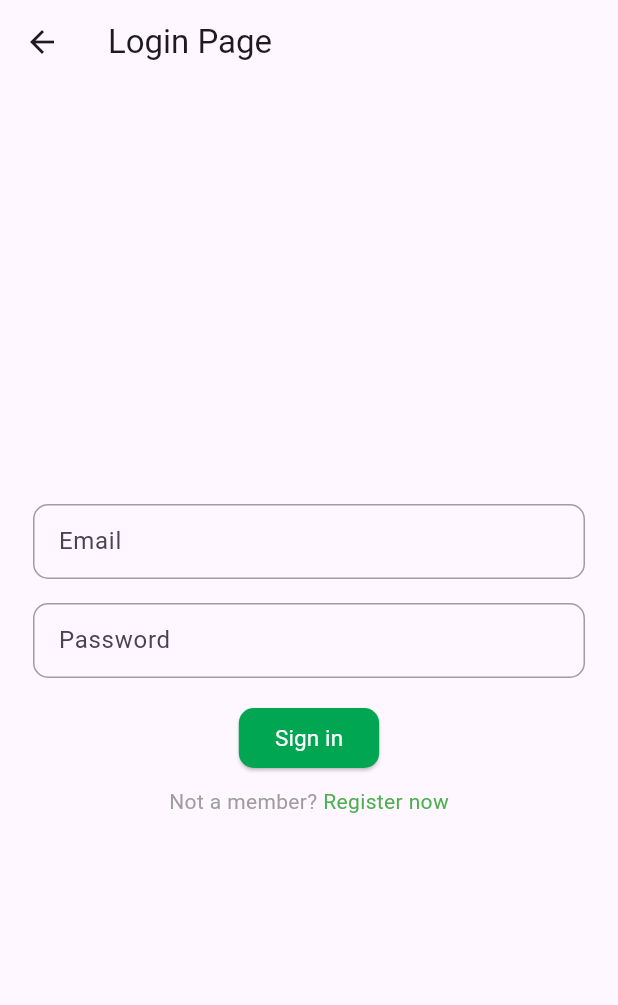
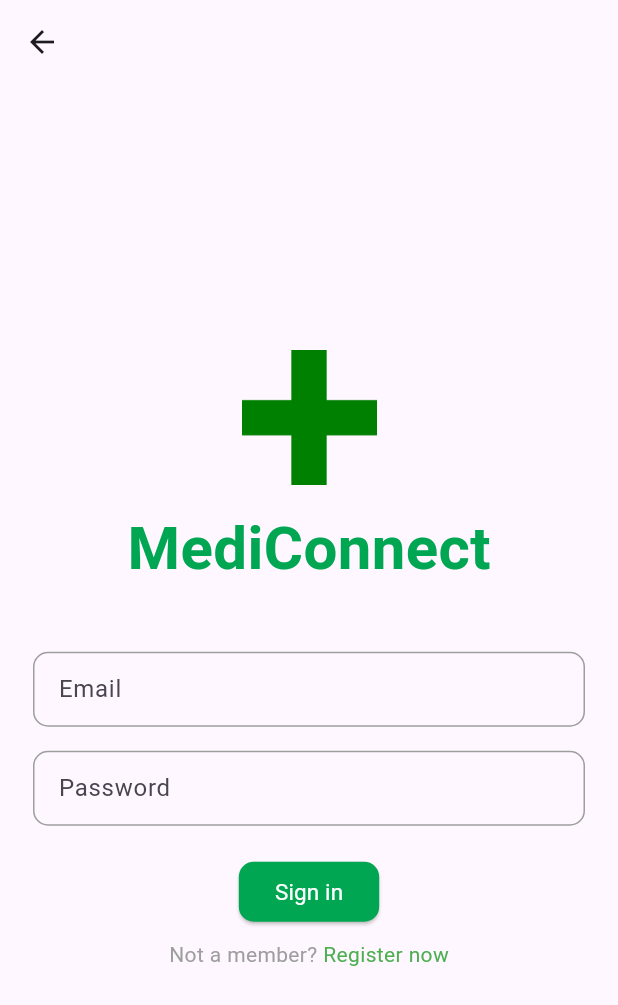
Before and after one commit to ManchanayakaMMTS/Day-18---medi, a Flutter app: the screen it shows after launch, after a tap on "Login as Customer", on a phone screen of 412 x 824 dp. Shown: the top 1005 px of the screen. Run offline on Flutter 3.47's test engine with Material 3 defaults, Android fonts, the light colour scheme and no system bars; our stand-ins replace cloud_firestore, firebase_auth, firebase_core, flutter_svg; accounts and stored records are empty; network calls fail; Roboto replaces fonts that are missing (Poppins, poppins).

Commit message:
final (#3)
* testing

* Submission ready

```diff
--- a/lib/Pages/Other/loginpage.dart
+++ b/lib/Pages/Other/loginpage.dart
@@ -180,7 +180,8 @@ class _LoginPageState extends State<LoginPage> {
   Widget build(BuildContext context) {
     return Scaffold(
       appBar: AppBar(
-        title: const Text('Login Page'),
+        title: const Text(''),
+        centerTitle: true,
         leading: IconButton(
           icon: Icon(Icons.arrow_back),
           onPressed: () {
@@ -194,8 +195,24 @@ class _LoginPageState extends State<LoginPage> {
           child: Center(
             child: SingleChildScrollView(
               child: Column(
-                mainAxisAlignment: MainAxisAlignment.center,
                 children: [
+                  Image.asset(
+                    'assets/icons/pngwing.com.png', // Replace with the actual image path
+                    width: 90,
+                    height: 90,
+                  ),
+                  const SizedBox(height: 14.0),
+                  const Text(
+                    'MediConnect',
+                    style: TextStyle(
+                      fontFamily: 'Poppins',
+                      fontSize: 40,
+                      fontWeight: FontWeight.w700,
+                      color: Color(0xFF00A651),
+                    ),
+                  ),
+                  const SizedBox(height: 14.0),
+                  const SizedBox(height: 26.0),
                   Container(
                     padding: const EdgeInsets.symmetric(horizontal: 16.0),
                     decoration: BoxDecoration(
@@ -226,7 +243,7 @@ class _LoginPageState extends State<LoginPage> {
                       obscureText: true,
                     ),
                   ),
-                  const SizedBox(height: 16.0),
+                  const SizedBox(height: 20.0),
                   ElevatedButton(
                     onPressed: () async {
                       await signIn();
--- a/lib/Pages/Other/selection_page.dart
+++ b/lib/Pages/Other/selection_page.dart
@@ -27,20 +27,16 @@ class SelectionPage extends StatelessWidget {
   @override
   Widget build(BuildContext context) {
     return Scaffold(
-      appBar: AppBar(
-        title: const Text('MediConnect'),
-        centerTitle: true,
-      ),
       body: Center(
         child: Column(
           mainAxisAlignment: MainAxisAlignment.center,
           children: [
             Image.asset(
               'assets/icons/pngwing.com.png',
-              width: 65,
-              height: 65,
+              width: 85,
+              height: 85,
             ),
-            const SizedBox(height: 8.0),
+            const SizedBox(height: 10.0),
             const Text(
               'MediConnect',
               style: TextStyle(
@@ -49,15 +45,17 @@ class SelectionPage extends StatelessWidget {
                 fontWeight: FontWeight.w700,
               ),
             ),
-            SizedBox(height: 20),
+            SizedBox(height: 50),
             ElevatedButton(
               onPressed: () {
                 navigateToLoginPage(UserType.Customer, context);
               },
-              style: ButtonStyle(
-                backgroundColor: MaterialStateProperty.all<Color>(
-                    Colors.lightGreen.shade100),
-                foregroundColor: MaterialStateProperty.all<Color>(Colors.black),
+              style: ElevatedButton.styleFrom(
+                backgroundColor: const Color(0xFF00A651),
+                foregroundColor: Colors.white,
+                shape: RoundedRectangleBorder(
+                  borderRadius: BorderRadius.circular(10.0),
+                ),
               ),
               child: const Text('Login as Customer'),
             ),
@@ -66,10 +64,12 @@ class SelectionPage extends StatelessWidget {
               onPressed: () {
                 navigateToLoginPage(UserType.Pharmacy, context);
               },
-              style: ButtonStyle(
-                backgroundColor: MaterialStateProperty.all<Color>(
-                    Colors.lightGreen.shade100),
-                foregroundColor: MaterialStateProperty.all<Color>(Colors.black),
+              style: ElevatedButton.styleFrom(
+                backgroundColor: const Color(0xFF00A651),
+                foregroundColor: Colors.white,
+                shape: RoundedRectangleBorder(
+                  borderRadius: BorderRadius.circular(10.0),
+                ),
               ),
               child: const Text('Login as Pharmacy'),
             ),
--- a/lib/Pages/Other/splash_screen.dart
+++ b/lib/Pages/Other/splash_screen.dart
@@ -16,7 +16,7 @@ class _SplashScreenState extends State<SplashScreen>
     super.initState();
     SystemChrome.setEnabledSystemUIMode(SystemUiMode.immersive);
 
-    Future.delayed(const Duration(seconds: 2), () {
+    Future.delayed(const Duration(seconds: 4), () {
       Navigator.of(context).pushReplacement(
           MaterialPageRoute(builder: (_) => const SelectionPage()));
     });
@@ -32,12 +32,7 @@ class _SplashScreenState extends State<SplashScreen>
   @override
   Widget build(BuildContext context) {
     return Scaffold(
-      appBar: AppBar(
-        title: Text(''),
-        automaticallyImplyLeading: false,
-        backgroundColor: Colors.transparent,
-        elevation: 0,
-      ),
+      backgroundColor: Color(0xFF008000),
       body: Center(
         child: Padding(
           padding: const EdgeInsets.all(22.0),
@@ -45,26 +40,27 @@ class _SplashScreenState extends State<SplashScreen>
             mainAxisAlignment: MainAxisAlignment.center,
             children: [
               Image.asset(
-                'assets/icons/pngwing.com.png',
-                width: 65,
-                height: 65,
+                'assets/icons/pngwingwhite.com.png',
+                width: 115,
+                height: 115,
               ),
-              const SizedBox(height: 8.0),
+              const SizedBox(height: 25.0),
               const Text(
                 'MediConnect',
                 style: TextStyle(
                   fontFamily: 'Poppins',
                   fontSize: 30,
                   fontWeight: FontWeight.w700,
+                  color: Colors.white,
                 ),
               ),
-              const SizedBox(height: 4.0),
+              const SizedBox(height: 8.0),
               const Text(
                 'Find your medicine',
                 style: TextStyle(
                   fontFamily: 'Poppins',
                   fontSize: 12,
-                  color: Colors.grey,
+                  color: Colors.white,
                 ),
               ),
             ],
--- a/lib/Pages/Pharmacy/registration_page_p.dart
+++ b/lib/Pages/Pharmacy/registration_page_p.dart
@@ -72,14 +72,14 @@ class _RegistrationPageState extends State<RegistrationPageP> {
                   TextFormField(
                     controller: firstNameController,
                     decoration: const InputDecoration(
-                      labelText: 'First Name',
+                      labelText: 'Pharmacy Name',
                     ),
                   ),
                   const SizedBox(height: 16.0),
                   TextFormField(
                     controller: lastNameController,
                     decoration: const InputDecoration(
-                      labelText: 'Last Name',
+                      labelText: 'Address',
                     ),
                   ),
                   const SizedBox(height: 16.0),
```
Also changed, not shown: lib/Pages/Customer/customer_home.dart (+93 -31 lines), lib/Pages/Pharmacy/pharmacy_home.dart (+36 -6 lines), assets/icons/pngwingwhite.com.png (added).
